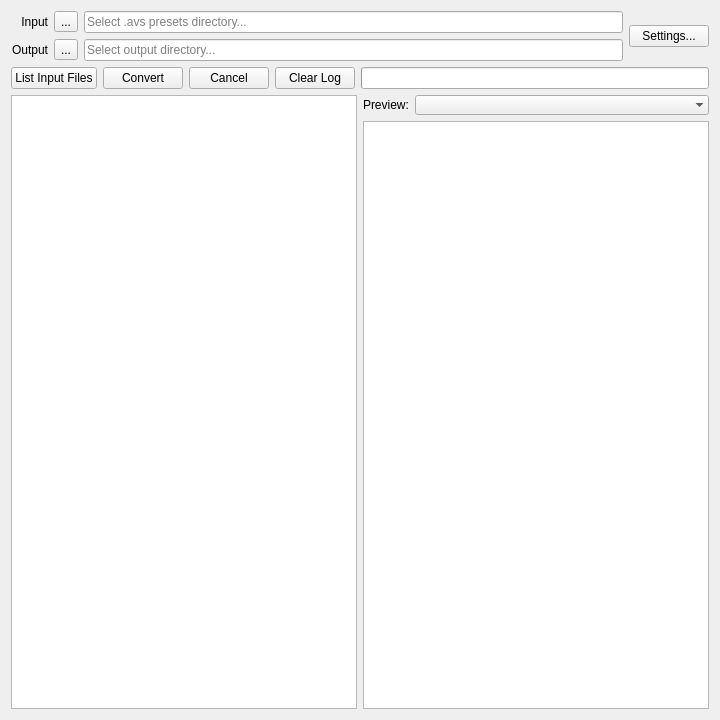
This is mainwindow.ui in grandchild/AVS-File-Decoder-Qt as Qt 5 draws it before an edit. The edited form follows.
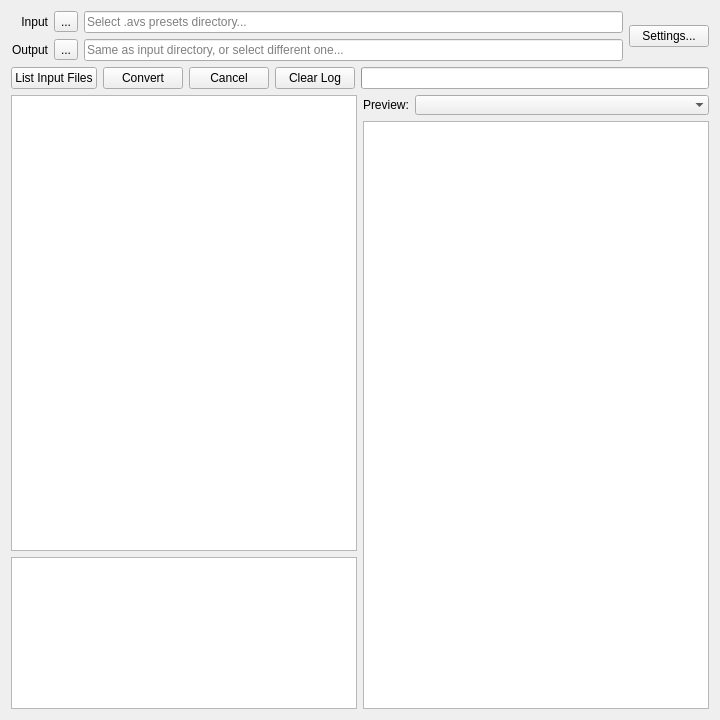
This is the edited form.

What changed in the file:
```diff
--- a/mainwindow.ui
+++ b/mainwindow.ui
@@ -84,7 +84,7 @@
         <string/>
        </property>
        <property name="placeholderText">
-        <string>Select output directory...</string>
+        <string>Same as input directory, or select different one...</string>
        </property>
       </widget>
      </item>
@@ -179,7 +179,9 @@
     </layout>
    </item>
    <item>
-    <layout class="QHBoxLayout" name="logLayout" stretch="1,1">
+    <layout class="QHBoxLayout" name="outputLayout" stretch="0,0">
+     <item>
+      <layout class="QVBoxLayout" name="logLayout" stretch="3,1">
      <item>
       <widget class="QTextEdit" name="logField">
        <property name="autoFormatting">
@@ -191,6 +193,15 @@
       </widget>
      </item>
      <item>
+        <widget class="QTextEdit" name="threadLog">
+         <property name="readOnly">
+          <bool>true</bool>
+         </property>
+        </widget>
+       </item>
+      </layout>
+     </item>
+     <item>
       <layout class="QVBoxLayout" name="outputSampleLayout">
        <item>
         <layout class="QHBoxLayout" name="outputInfoLayout" stretch="0,1">
```
Left out of the diff: 1 changed line with no effect on the pictures. Lines whose indentation alone changed are shown as unchanged.
